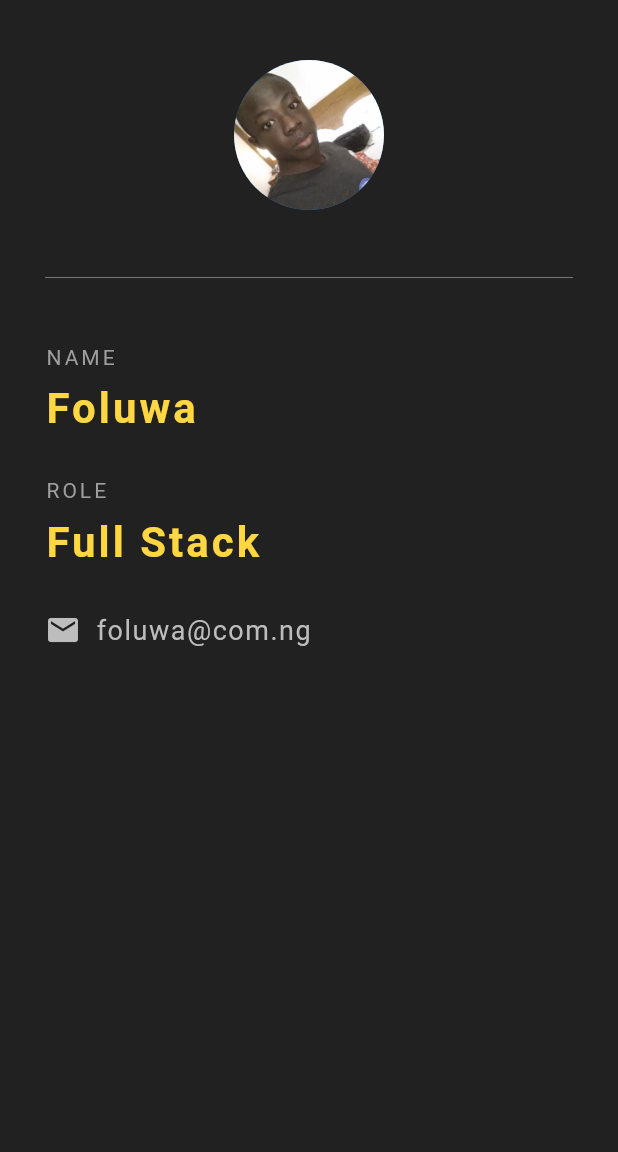
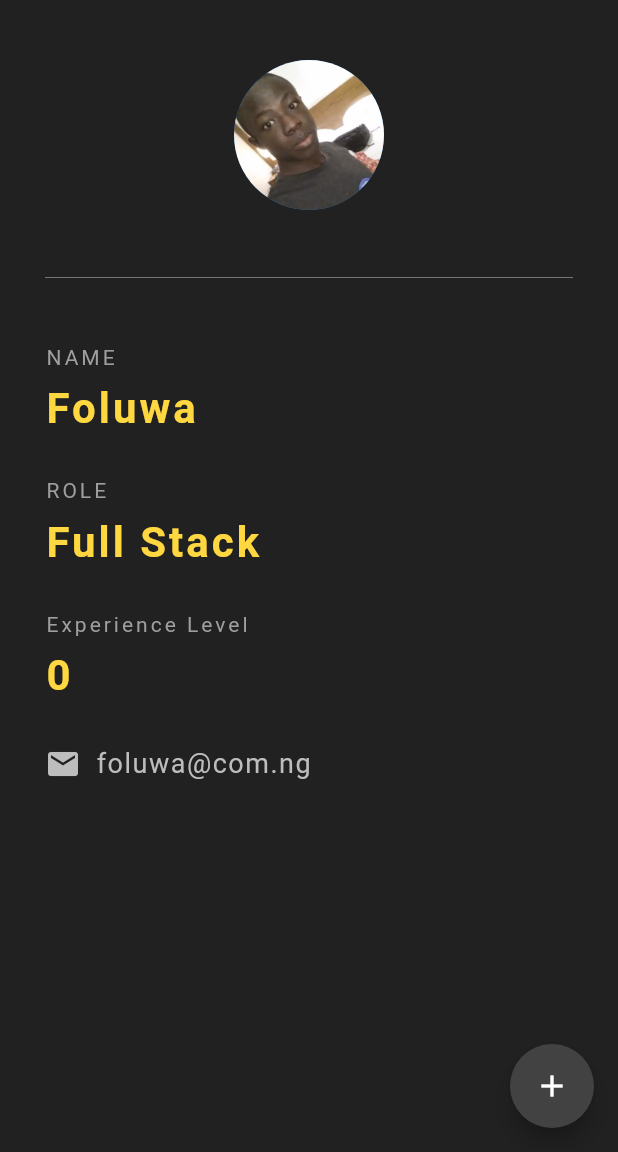
Before and after one commit to Foluwa/developer_id, a Flutter app: the screen it shows after launch, on a phone screen of 412 x 824 dp, the part 84-1236 px from its top. Run offline on Flutter 3.47's test engine with Material 2 defaults, Android fonts, the phone set to English and light mode, and no system bars.

```diff
--- a/lib/main.dart
+++ b/lib/main.dart
@@ -4,7 +4,16 @@ void main() => runApp(MaterialApp(
       home: NinjaCard(),
     ));
 
-class NinjaCard extends StatelessWidget {
+class NinjaCard extends StatefulWidget {
+  @override
+  _NinjaCardState createState() => _NinjaCardState();
+}
+
+class _NinjaCardState extends State<NinjaCard> {
+
+  int ninjaLevel = 0;
+
+
   @override
   Widget build(BuildContext context) {
     return Scaffold(
@@ -14,6 +23,15 @@ class NinjaCard extends StatelessWidget {
         centerTitle: true,
         backgroundColor: Colors.grey[850],
         elevation: 0.0,
+      ),
+      floatingActionButton: FloatingActionButton(
+        onPressed: (){
+          setState(() {
+            ninjaLevel += 1;
+          });
+        },
+        child: Icon(Icons.add),
+        backgroundColor: Colors.grey[800],
       ),
       body: Padding(
           padding: EdgeInsets.fromLTRB(30.0, 40.0, 30.0, 0.0),
@@ -49,7 +67,20 @@ class NinjaCard extends StatelessWidget {
                     letterSpacing: 2.0,
                   )),
               SizedBox(height: 10.0),
-              Text('Full Stack',
+              Text('Full Stack',//
+                  style: TextStyle(
+                      color: Colors.amberAccent[200],
+                      letterSpacing: 2.0,
+                      fontSize: 28.0,
+                      fontWeight: FontWeight.bold)),
+              SizedBox(height: 30.0),
+              Text('Experience Level',
+                  style: TextStyle(
+                    color: Colors.grey,
+                    letterSpacing: 2.0,
+                  )),
+              SizedBox(height: 10.0),
+              Text('$ninjaLevel',
                   style: TextStyle(
                       color: Colors.amberAccent[200],
                       letterSpacing: 2.0,
@@ -66,10 +97,9 @@ class NinjaCard extends StatelessWidget {
                   Text(
                     'foluwa@com.ng',
                     style: TextStyle(
-                      color: Colors.grey[400],
-                      fontSize: 18.0,
-                      letterSpacing: 1.0
-                    ),
+                        color: Colors.grey[400],
+                        fontSize: 18.0,
+                        letterSpacing: 1.0),
                   ),
                 ],
               )
```
